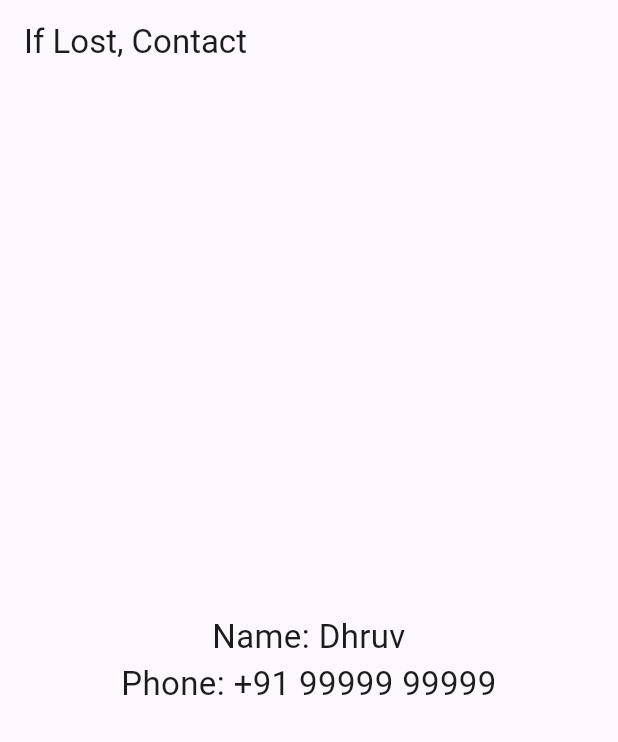
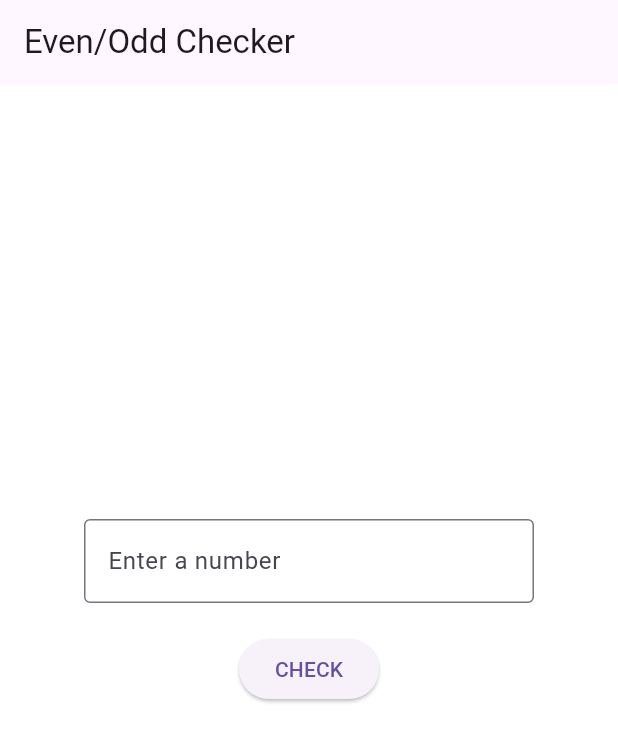
Before and after one commit to param051107/cyberlog-_2, a Flutter app: the screen it shows after launch, on a phone screen of 412 x 824 dp. Shown: the top 742 px of the screen. Run offline on Flutter 3.47's test engine with Material 3 defaults, Android fonts, the phone set to English and light mode, and no system bars.

Commit message:
Update project files

```diff
--- a/lib/main.dart
+++ b/lib/main.dart
@@ -1,32 +1,17 @@
-
 import 'package:flutter/material.dart';
-
+import 'odd_even.dart';
 
 void main() {
-
-
-
-  runApp(const MyFirstApp());
+  runApp(const MyApp());
 }
 
-class MyFirstApp extends StatelessWidget {
-  const MyFirstApp({super.key});
+class MyApp extends StatelessWidget {
+  const MyApp({super.key});
 
   @override
   Widget build(BuildContext context) {
-    return MaterialApp(
-      home: Scaffold(
-        appBar: AppBar(
-          title: const Text("If Lost, Contact"),
-        ),
-        body: const Center(
-          child: Text(
-            "Name: Dhruv\nPhone: +91 99999 99999",
-            textAlign: TextAlign.center,
-            style: TextStyle(fontSize: 22),
-          ),
-        ),
-      ),
+    return const MaterialApp(
+      home: OddEvenPage(),  // This connects to your OddEvenPage
     );
   }
 }
--- /dev/null
+++ b/lib/odd_even.dart
@@ -0,0 +1,78 @@
+import 'package:flutter/material.dart';
+
+class OddEvenPage extends StatefulWidget {
+  const OddEvenPage({super.key});
+
+  @override
+  State<OddEvenPage> createState() => _OddEvenPageState();
+}
+
+class _OddEvenPageState extends State<OddEvenPage> {
+  String result = '';
+  Color bgColor = Colors.white; // ✅ Added background color variable
+  final controller = TextEditingController();
+
+  void check() {
+    String input = controller.text;
+
+    if (input.isEmpty) {
+      setState(() {
+        result = 'Enter number';
+        bgColor = Colors.orange;
+      });
+      return;
+    }
+
+    try {
+      int n = int.parse(input);
+
+      setState(() {
+        result = n % 2 == 0 ? 'EVEN' : 'ODD';
+        bgColor = n % 2 == 0 ? Colors.blue : Colors.red;
+      });
+    } catch (e) {
+      setState(() {
+        result = 'Invalid number';
+        bgColor = Colors.grey;
+      });
+    }
+  }
+
+  @override
+  Widget build(BuildContext context) {
+    return Scaffold(
+      backgroundColor: bgColor, // ✅ background color changes
+      appBar: AppBar(title: const Text('Even/Odd Checker')),
+      body: Center(
+        child: Column(
+          mainAxisAlignment: MainAxisAlignment.center,
+          children: [
+            SizedBox(
+              width: 300,
+              child: TextField(
+                controller: controller,
+                keyboardType: TextInputType.number,
+                decoration: const InputDecoration(
+                  border: OutlineInputBorder(),
+                  labelText: 'Enter a number',
+                ),
+              ),
+            ),
+
+            const SizedBox(height: 20),
+            ElevatedButton(
+              onPressed: check,
+              child: const Text('CHECK'),
+            ),
+
+            const SizedBox(height: 30),
+            Text(
+              result,
+              style: const TextStyle(fontSize: 24, fontWeight: FontWeight.bold),
+            ),
+          ],
+        ),
+      ),
+    );
+  }
+}
```
Also changed, not shown: pubspec.lock, 1 other file.
